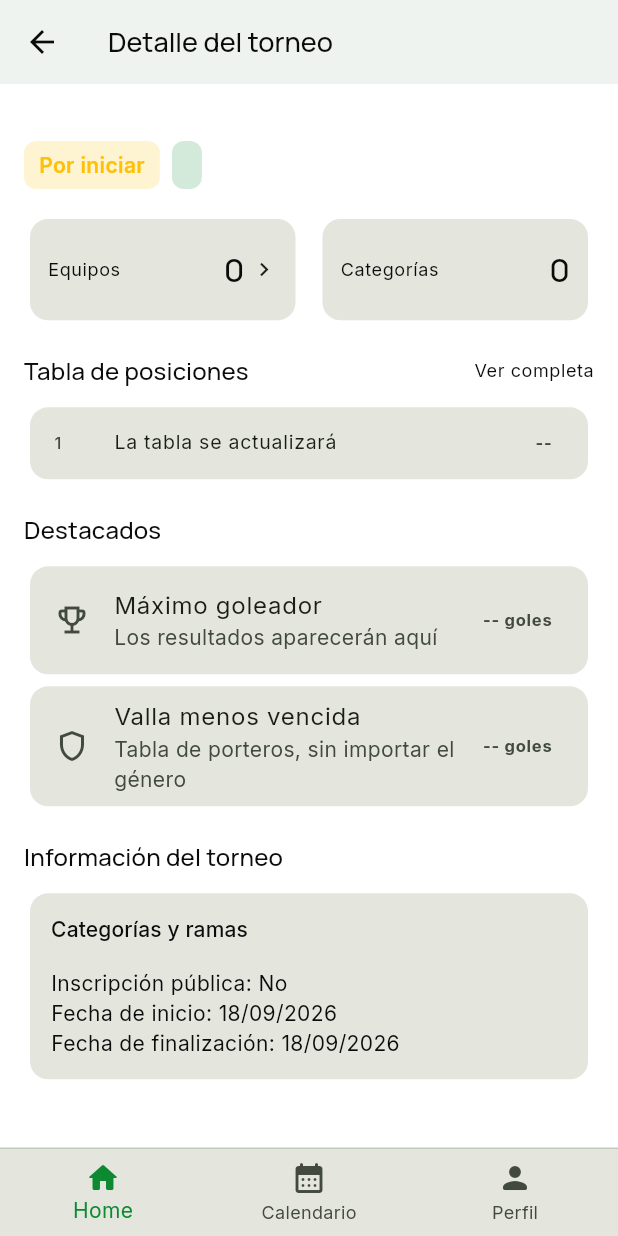
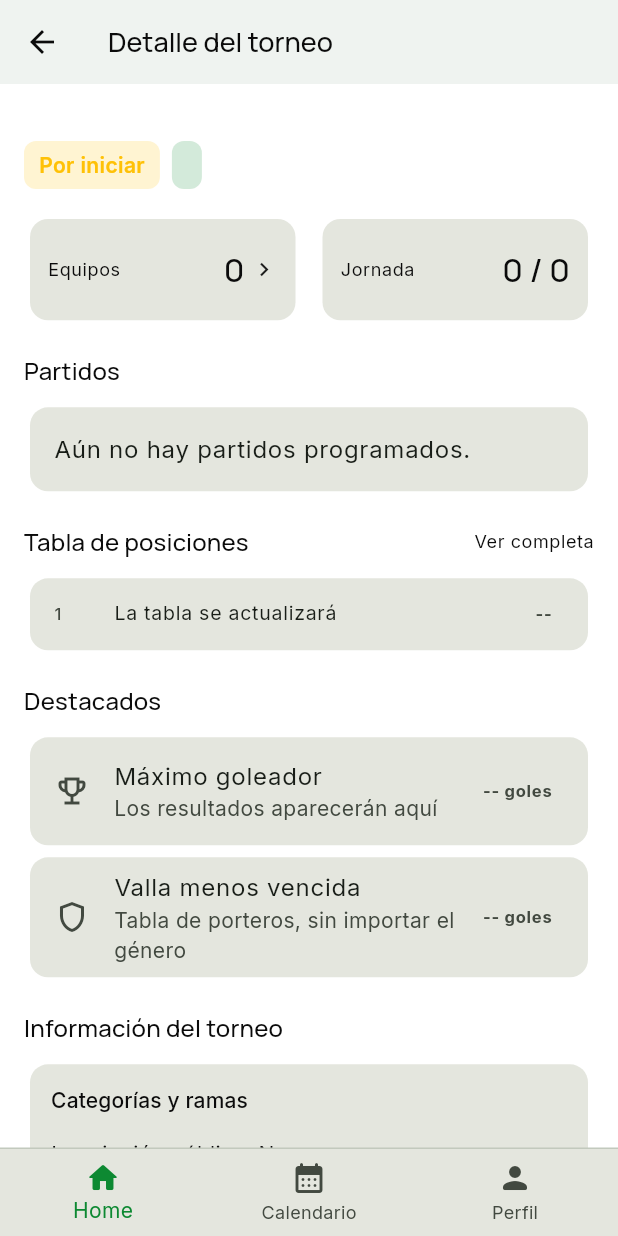
Before and after one commit to tatiana1104/handplay_demo, a Flutter app: the TournamentDetailScreen screen opened directly with empty values, scrolled down 42 dp, on a phone screen of 412 x 824 dp. Run offline on Flutter 3.47's test engine with Material 3 defaults, Android fonts, the phone set to English and light mode, and no system bars; our stand-ins replace cloud_firestore, dartz, equatable, firebase_auth, firebase_core, firebase_messaging and 5 more; accounts and stored records are empty.

Commit message:
Add tournament rounds and matches section

```diff
--- a/lib/features/tournaments/presentation/screens/tournament_detail_screen.dart
+++ b/lib/features/tournaments/presentation/screens/tournament_detail_screen.dart
@@ -37,6 +37,8 @@ class TournamentDetailScreen extends StatelessWidget {
           ]),
           const SizedBox(height: 16),
           _StatsGrid(tournament: tournament),
+          const SizedBox(height: 18),
+          _MatchesSection(tournament: tournament),
           const SizedBox(height: 18),
           const _SectionTitle(title: 'Tabla de posiciones', action: 'Ver completa'),
           const SizedBox(height: 8),
@@ -110,9 +112,65 @@ class _StatsGrid extends StatelessWidget {
                 ),
               ),
             ),
-            _StatCard(label: 'Categorías', value: '${tournament.categories.length}'),
+            StreamBuilder<QuerySnapshot<Map<String, dynamic>>>(
+              stream: FirebaseFirestore.instance
+                  .collection('tournaments')
+                  .doc(tournament.id)
+                  .collection('matches')
+                  .snapshots(),
+              builder: (context, matchesSnapshot) {
+                final matches = matchesSnapshot.data?.docs ?? const [];
+                final rounds = matches.map((doc) => (doc.data()['jornada'] ?? doc.data()['round'] ?? 1) as num).toSet().length;
+                final currentRound = matches.isEmpty ? 0 : matches.map((doc) => (doc.data()['jornada'] ?? doc.data()['round'] ?? 1) as num).reduce((a, b) => a > b ? a : b);
+                return _StatCard(label: 'Jornada', value: rounds == 0 ? '0 / 0' : '$currentRound / $rounds');
+              },
+            ),
           ],
         );
+      },
+    );
+  }
+}
+
+class _MatchesSection extends StatelessWidget {
+  const _MatchesSection({required this.tournament});
+  final Tournament tournament;
+
+  @override
+  Widget build(BuildContext context) {
+    final stream = FirebaseFirestore.instance.collection('tournaments').doc(tournament.id).collection('matches').snapshots();
+    return StreamBuilder<QuerySnapshot<Map<String, dynamic>>>(
+      stream: stream,
+      builder: (context, snapshot) {
+        final matches = snapshot.data?.docs ?? const [];
+        if (matches.isEmpty) {
+          return const Column(crossAxisAlignment: CrossAxisAlignment.start, children: [
+            _SectionTitle(title: 'Partidos'),
+            SizedBox(height: 8),
+            Card(child: ListTile(title: Text('Aún no hay partidos programados.'))),
+          ]);
+        }
+        final grouped = <String, List<Map<String, dynamic>>>{};
+        for (final doc in matches) {
+          final data = doc.data();
+          final date = data['date']?.toString() ?? data['fecha']?.toString() ?? 'Fecha por definir';
+          grouped.putIfAbsent(date, () => []).add(data);
+        }
+        return Column(crossAxisAlignment: CrossAxisAlignment.start, children: [
+          const _SectionTitle(title: 'Partidos'),
+          const SizedBox(height: 8),
+          ...grouped.entries.map((entry) => Column(crossAxisAlignment: CrossAxisAlignment.start, children: [
+                Padding(padding: const EdgeInsets.only(left: 4, bottom: 6, top: 4), child: Text(entry.key, style: Theme.of(context).textTheme.labelMedium)),
+                ...entry.value.map((match) => Card(
+                      margin: const EdgeInsets.only(bottom: 8),
+                      child: ListTile(
+                        dense: true,
+                        title: Text('${match['homeTeam'] ?? match['local'] ?? 'Equipo local'}   ${match['homeScore'] ?? '-'} — ${match['awayScore'] ?? '-'}   ${match['awayTeam'] ?? match['visitante'] ?? 'Equipo visitante'}'),
+                        subtitle: Text(match['status']?.toString() ?? 'Programado'),
+                      ),
+                    )),
+              ])),
+        ]);
       },
     );
   }
```
Also changed, not shown: 1 other file.
